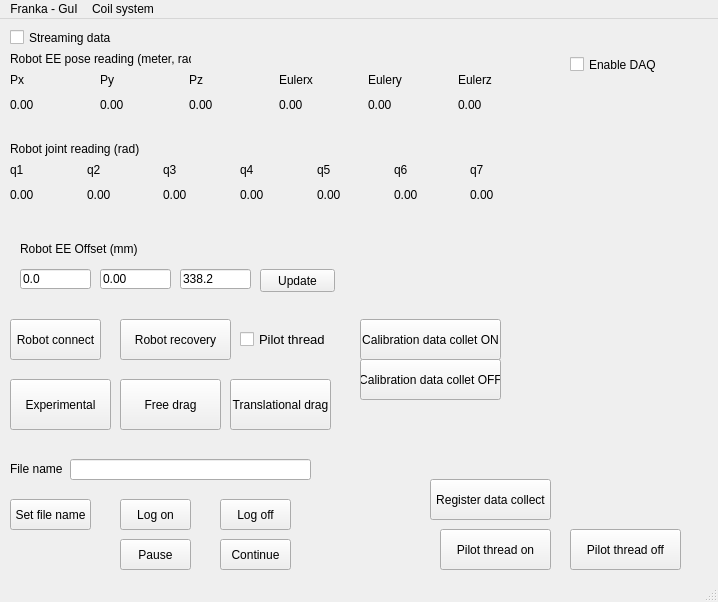
The window that mainwindow.ui (erikfredin/FrankaEmikaGUI) describes before a commit, drawn with Qt 5.
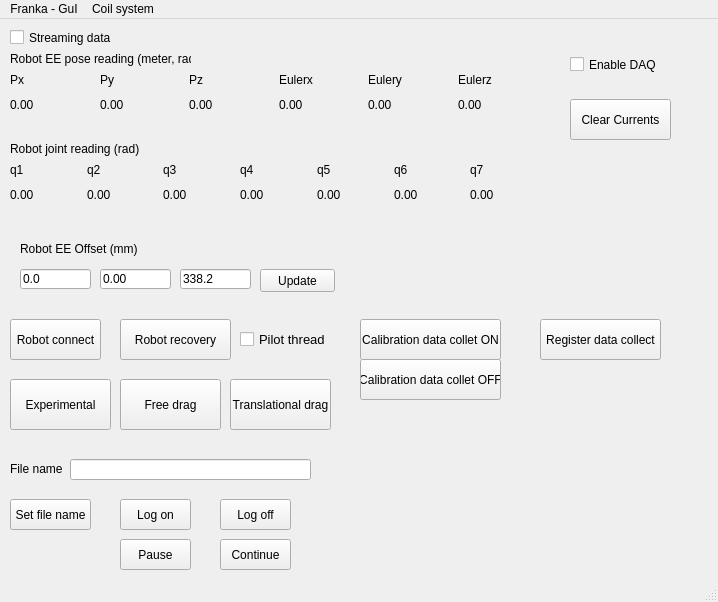
The same window after the commit.

Commit message: use single mode to collect data, i.e., every time a single set of current

The edit to the form file:
```diff
--- a/mainwindow.ui
+++ b/mainwindow.ui
@@ -512,37 +512,11 @@
      <string>Streaming data</string>
     </property>
    </widget>
-   <widget class="QPushButton" name="pushButton_pilotthreadon">
-    <property name="geometry">
-     <rect>
-      <x>440</x>
-      <y>510</y>
-      <width>111</width>
-      <height>41</height>
-     </rect>
-    </property>
-    <property name="text">
-     <string>Pilot thread on</string>
-    </property>
-   </widget>
-   <widget class="QPushButton" name="pushButton_pilotthreadoff">
-    <property name="geometry">
-     <rect>
-      <x>570</x>
-      <y>510</y>
-      <width>111</width>
-      <height>41</height>
-     </rect>
-    </property>
-    <property name="text">
-     <string>Pilot thread off</string>
-    </property>
-   </widget>
    <widget class="QPushButton" name="pushButton_registercollect">
     <property name="geometry">
      <rect>
-      <x>430</x>
-      <y>460</y>
+      <x>540</x>
+      <y>300</y>
       <width>121</width>
       <height>41</height>
      </rect>
@@ -603,6 +577,19 @@
      <string>Enable DAQ</string>
     </property>
    </widget>
+   <widget class="QPushButton" name="pushButton_clearcurrent">
+    <property name="geometry">
+     <rect>
+      <x>570</x>
+      <y>80</y>
+      <width>101</width>
+      <height>41</height>
+     </rect>
+    </property>
+    <property name="text">
+     <string>Clear Currents</string>
+    </property>
+   </widget>
   </widget>
   <widget class="QMenuBar" name="menubar">
    <property name="geometry">
```
The commit also changes 3 other files.
